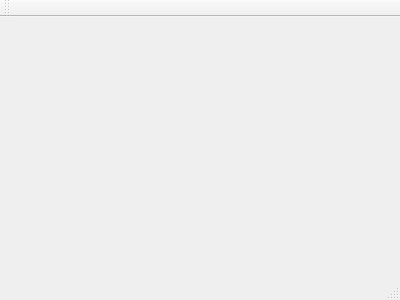
This is Application/mainwindow.ui in stoical-android/reversi as Qt 5 draws it before an edit. The edited form follows.
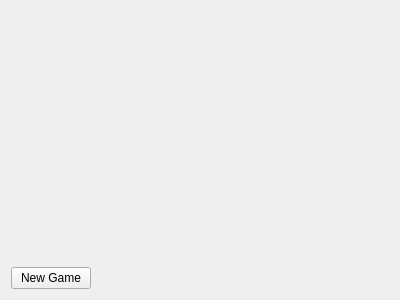
This is the edited form.

Commit message: Create GUI skeleton

Patch:
```diff
--- a/Application/mainwindow.ui
+++ b/Application/mainwindow.ui
@@ -12,13 +12,52 @@
   <property name="windowTitle" >
    <string>MainWindow</string>
   </property>
-  <widget class="QMenuBar" name="menuBar" />
-  <widget class="QToolBar" name="mainToolBar" />
-  <widget class="QWidget" name="centralWidget" />
-  <widget class="QStatusBar" name="statusBar" />
+  <widget class="QWidget" name="central_widget">
+   <layout class="QVBoxLayout" name="verticalLayout">
+    <item>
+     <spacer name="vertical_spacer">
+      <property name="orientation">
+       <enum>Qt::Vertical</enum>
+      </property>
+      <property name="sizeHint" stdset="0">
+       <size>
+        <width>20</width>
+        <height>40</height>
+       </size>
+      </property>
+     </spacer>
+    </item>
+    <item>
+     <layout class="QGridLayout" name="grid_layout"/>
+    </item>
+    <item>
+     <layout class="QHBoxLayout" name="horizontal_layout">
+      <item>
+       <widget class="QPushButton" name="start_button">
+        <property name="text">
+         <string>New Game</string>
+        </property>
+       </widget>
+      </item>
+      <item>
+       <spacer name="horizontal_spacer">
+        <property name="orientation">
+         <enum>Qt::Horizontal</enum>
+        </property>
+        <property name="sizeHint" stdset="0">
+         <size>
+          <width>40</width>
+          <height>20</height>
+         </size>
+        </property>
+       </spacer>
+      </item>
+     </layout>
+    </item>
+   </layout>
+  </widget>
  </widget>
- <layoutDefault spacing="6" margin="11" />
- <pixmapfunction></pixmapfunction>
+ <layoutdefault spacing="6" margin="11"/>
  <resources/>
  <connections/>
 </ui>
```
Left out of the diff: 9 changed lines with no effect on the pictures.
